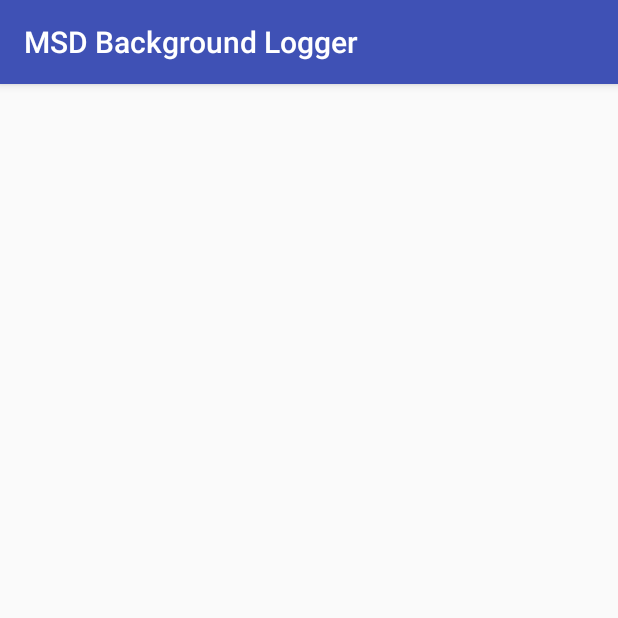
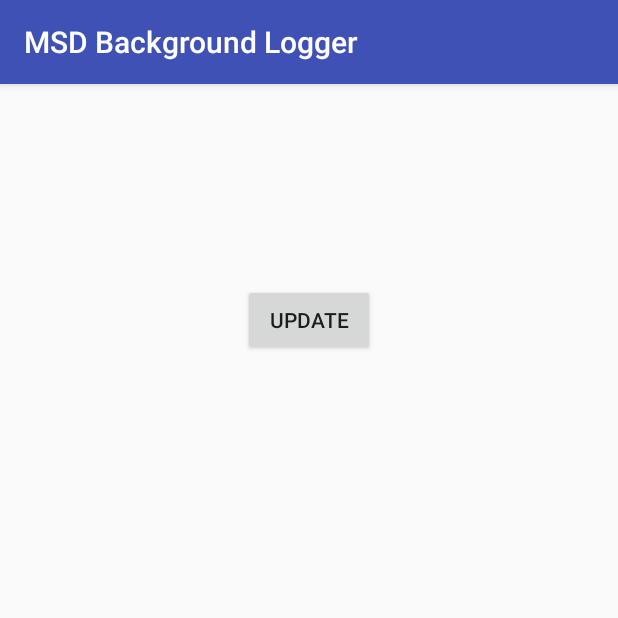
Before and after one commit to nyrrrr/msd-backgroundlogger, an Android app: the screen it shows after launch (MainActivity), on a phone screen of 412 x 824 dp, the top half of it. Run offline under Robolectric (Android 15) with nearby library versions, the phone set to English and light mode, and no system bars.

```diff
--- a/app/src/main/java/com/nyrrrr/msd/backgroundlogger/MainActivity.java
+++ b/app/src/main/java/com/nyrrrr/msd/backgroundlogger/MainActivity.java
@@ -1,9 +1,15 @@
 package com.nyrrrr.msd.backgroundlogger;
 
+import android.content.ComponentName;
+import android.content.Context;
 import android.content.Intent;
+import android.content.ServiceConnection;
 import android.os.Bundle;
+import android.os.IBinder;
 import android.support.v7.app.AppCompatActivity;
 import android.util.Log;
+import android.view.View;
+import android.widget.Button;
 
 import com.nyrrrr.msd.collector.StorageManager;
 
@@ -14,12 +20,15 @@ import java.io.IOException;
 public class MainActivity extends AppCompatActivity {
 
     private Intent oIntent;
+    private Button oButton;
 
     @Override
     protected void onCreate(Bundle savedInstanceState) {
         super.onCreate(savedInstanceState);
         setContentView(R.layout.activity_main);
         startServerOrBackUpData();
+
+        initButton();
     }
 
     @Override
@@ -32,6 +41,18 @@ public class MainActivity extends AppCompatActivity {
     protected void onDestroy() {
         super.onDestroy();
     }
+
+    protected ServiceConnection oConnection = new ServiceConnection() {
+        @Override
+        public void onServiceConnected(ComponentName componentName, IBinder iBinder) {
+            Log.d("LOG", "connected");
+        }
+
+        @Override
+        public void onServiceDisconnected(ComponentName name) {
+            Log.d("LOG", "DISconnected");
+        }
+    };
 
     /**
      * Start Service if it's not already started.
@@ -52,4 +73,15 @@ public class MainActivity extends AppCompatActivity {
         }
     }
 
+    private void initButton() {
+        oButton = (Button) findViewById(R.id.button);
+        oButton.setOnClickListener(new View.OnClickListener() {
+            @Override
+            public void onClick(View view) {
+                // TODO bind
+                oIntent = new Intent(getApplicationContext(), BackgroundService.class);
+                bindService(oIntent, oConnection, Context.BIND_ABOVE_CLIENT);
+            }
+        });
+    }
 }
--- a/app/src/main/res/layout/activity_main.xml
+++ b/app/src/main/res/layout/activity_main.xml
@@ -10,4 +10,12 @@
     android:paddingTop="@dimen/activity_vertical_margin"
     tools:context="com.nyrrrr.msd.backgroundlogger.MainActivity">
 
+    <Button
+        android:text="Update"
+        android:layout_width="wrap_content"
+        android:layout_height="wrap_content"
+        android:layout_marginTop="117dp"
+        android:id="@+id/button"
+        android:layout_alignParentTop="true"
+        android:layout_centerHorizontal="true" />
 </RelativeLayout>
```
Also changed, not shown: app/src/main/java/com/nyrrrr/msd/backgroundlogger/BackgroundService.java (+40 -32 lines).
